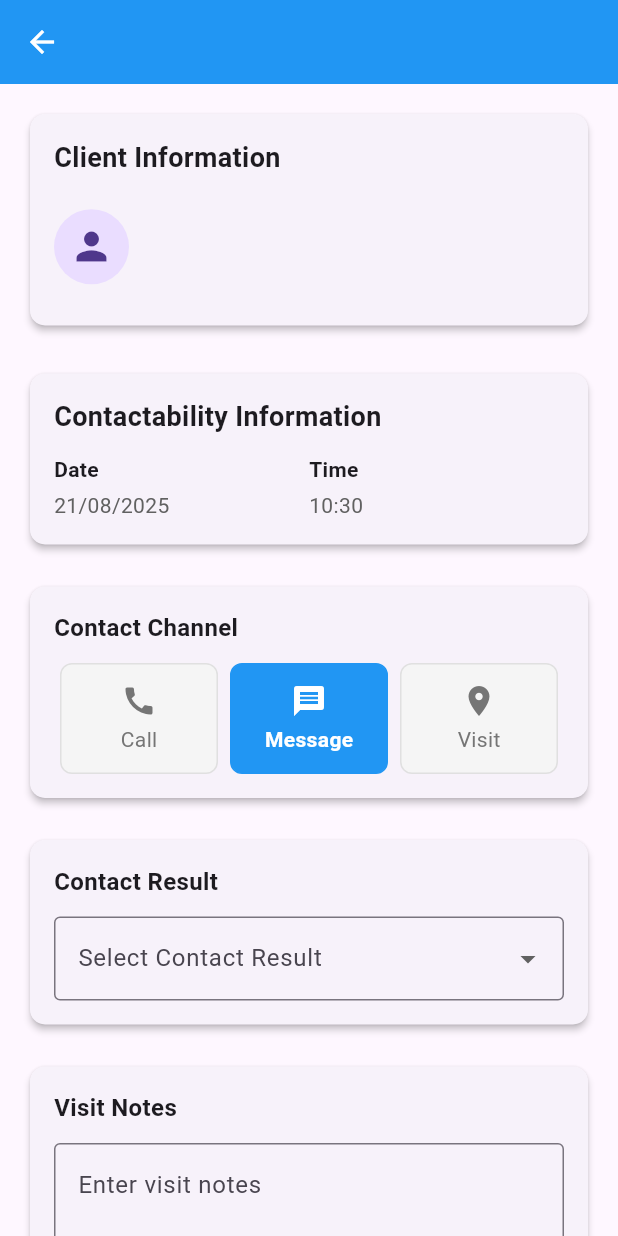
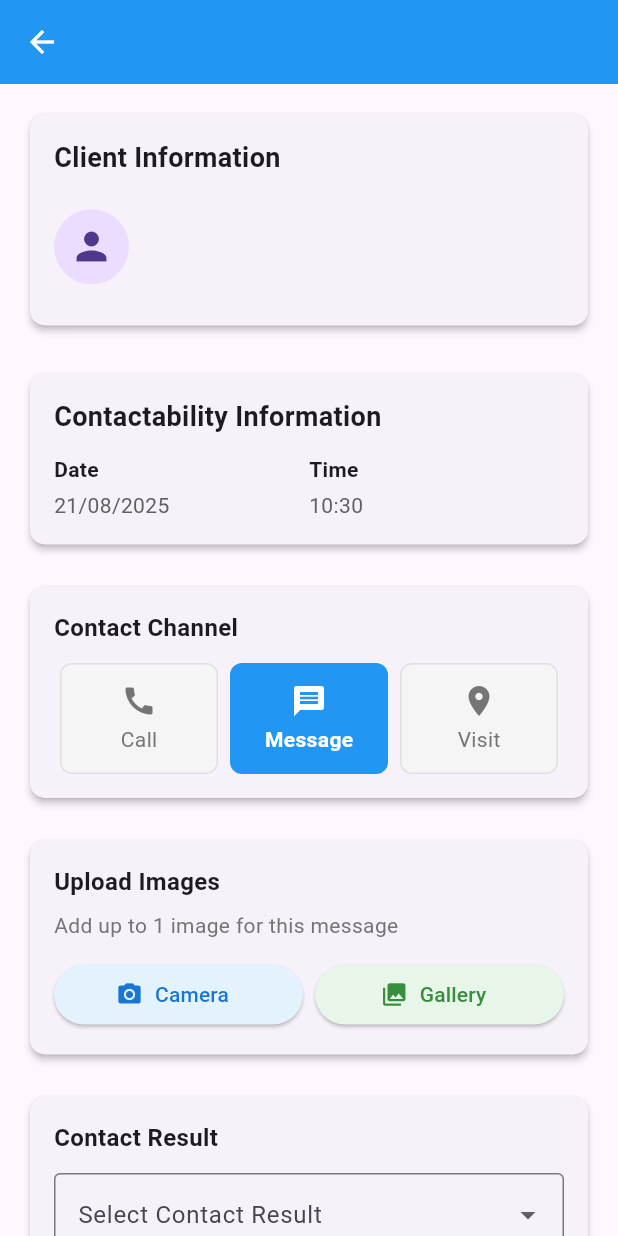
Before and after one commit to raphaelskor/fi-app-flutter, a Flutter app: the ContactabilityFormScreen screen opened directly with empty values, after a tap on "Message", on a phone screen of 412 x 824 dp. Run offline on Flutter 3.47's test engine with Material 3 defaults, Android fonts, the phone set to English and light mode, and no system bars; our stand-ins replace fl_chart, geolocator, image_picker, permission_handler, table_calendar; statements that could not run were skipped.

Commit message:
fix contactability history

```diff
--- a/lib/core/controllers/contactability_controller.dart
+++ b/lib/core/controllers/contactability_controller.dart
@@ -115,9 +115,9 @@ class ContactabilityController extends ChangeNotifier {
 
   // Load contactability history from Skorcard API
   Future<void> loadContactabilityHistory({bool refresh = false}) async {
-    if (_skorUserId == null || _skorUserId!.isEmpty || _skorUserId == 'null') {
+    if (_clientId == null || _clientId!.isEmpty) {
       debugPrint(
-          'No valid Skor User ID available for contactability history: $_skorUserId');
+          'No valid Client ID available for contactability history: $_clientId');
       _contactabilityHistory.clear();
       _setLoadingState(ContactabilityLoadingState.loaded);
       return;
@@ -132,14 +132,14 @@ class ContactabilityController extends ChangeNotifier {
       _setLoadingState(ContactabilityLoadingState.loading);
 
       debugPrint(
-          '📡 Fetching contactability history for Skor User ID: $_skorUserId');
+          '📡 Fetching contactability history for Client ID: $_clientId');
 
       // Fetch data from Skorcard API with error handling
       final List<Map<String, dynamic>> rawHistory;
       try {
-        rawHistory = await _apiService.fetchContactabilityHistory(_skorUserId!);
+        rawHistory = await _apiService.fetchContactabilityHistory(_clientId!);
         debugPrint(
-            '✅ Fetched ${rawHistory.length} contactability records for $_skorUserId');
+            '✅ Fetched ${rawHistory.length} contactability records for $_clientId');
       } catch (apiError) {
         debugPrint('❌ API Error fetching contactability history: $apiError');
         _contactabilityHistory.clear();
@@ -152,13 +152,8 @@ class ContactabilityController extends ChangeNotifier {
       for (final item in rawHistory) {
         try {
           final history = ContactabilityHistory.fromSkorcardApi(item);
-          // Ensure this record belongs to the current client
-          if (history.skorUserId == _skorUserId) {
-            historyList.add(history);
-          } else {
-            debugPrint(
-                '⚠️ Skipping record with mismatched skorUserId: ${history.skorUserId} vs $_skorUserId');
-          }
+          // Add all records since we're filtering by client ID in the API call
+          historyList.add(history);
         } catch (e) {
           debugPrint('Error parsing contactability history item: $e');
           // Skip this item and continue with others
@@ -196,6 +191,11 @@ class ContactabilityController extends ChangeNotifier {
     String? ptpAmount,
     DateTime? ptpDate,
   }) async {
+    if (_clientId == null || _clientId!.isEmpty) {
+      _setError('Client ID not available');
+      return false;
+    }
+
     if (_skorUserId == null || _skorUserId!.isEmpty) {
       _setError('User ID not available');
       return false;
@@ -369,8 +369,8 @@ class ContactabilityController extends ChangeNotifier {
   }
 
   // Image management methods
-  void addImage(File image) {
-    if (_selectedImages.length < 3) {
+  void addImage(File image, {int maxImages = 3}) {
+    if (_selectedImages.length < maxImages) {
       _selectedImages.add(image);
       notifyListeners();
     }
--- a/lib/core/services/api_service.dart
+++ b/lib/core/services/api_service.dart
@@ -371,30 +371,38 @@ class ApiService {
 
   // Fetch contactability history from Skorcard API
   Future<List<Map<String, dynamic>>> fetchContactabilityHistory(
-      String skorUserId) async {
+      String clientId) async {
     try {
       // Validate input
-      if (skorUserId.isEmpty || skorUserId.toLowerCase() == 'null') {
-        print('⚠️ Invalid skorUserId provided: $skorUserId');
+      if (clientId.isEmpty || clientId.toLowerCase() == 'null') {
+        print('⚠️ Invalid clientId provided: $clientId');
         return [];
       }
 
-      print('🔄 Fetching contactability history for user: $skorUserId');
+      print('🔄 Fetching contactability history for client: $clientId');
 
       final String baseUrl =
           'https://n8n.skorcard.app/webhook/0843b27d-6ead-4232-9499-adb2e09cc02e';
-      final String fullUrl = '$baseUrl?skor_user_id=$skorUserId';
 
-      print('🌐 Request URL: $fullUrl');
-      print('🔑 Skor User ID: $skorUserId');
+      // Prepare request body with client ID
+      final Map<String, dynamic> requestBody = {
+        'id': clientId,
+      };
 
-      final response = await _client.get(
-        Uri.parse(fullUrl),
-        headers: {
-          'Content-Type': 'application/json',
-          'Accept': 'application/json',
-        },
-      ).timeout(const Duration(seconds: 30));
+      print('🌐 Request URL: $baseUrl');
+      print('🔑 Client ID: $clientId');
+      print('📄 Request Body: $requestBody');
+
+      final response = await _client
+          .post(
+            Uri.parse(baseUrl),
+            headers: {
+              'Content-Type': 'application/json',
+              'Accept': 'application/json',
+            },
+            body: json.encode(requestBody),
+          )
+          .timeout(const Duration(seconds: 30));
 
       print('📊 Response Status: ${response.statusCode}');
       print('📄 Response Headers: ${response.headers}');
--- a/lib/screens/contactability_form_screen.dart
+++ b/lib/screens/contactability_form_screen.dart
@@ -102,6 +102,10 @@ class _ContactabilityFormScreenState extends State<ContactabilityFormScreen> {
                     const SizedBox(height: 20),
                     _buildVisitBySkorTeamSection(controller),
                     const SizedBox(height: 20),
+                    _buildImageUploadSection(controller),
+                    const SizedBox(height: 20),
+                  ],
+                  if (_selectedChannel == ContactabilityChannel.message) ...[
                     _buildImageUploadSection(controller),
                     const SizedBox(height: 20),
                   ],
@@ -325,6 +329,15 @@ class _ContactabilityFormScreenState extends State<ContactabilityFormScreen> {
         controller.setSelectedChannel(channel);
         setState(() {
           _selectedChannel = channel;
+          // Clear images when switching channels to respect new limits
+          if (channel == ContactabilityChannel.message &&
+              controller.selectedImages.length > 1) {
+            // If switching to message and have more than 1 image, clear all
+            controller.clearImages();
+          } else if (channel == ContactabilityChannel.call) {
+            // If switching to call (no images allowed), clear all
+            controller.clearImages();
+          }
         });
       },
       child: Container(
@@ -597,6 +610,12 @@ class _ContactabilityFormScreenState extends State<ContactabilityFormScreen> {
   }
 
   Widget _buildImageUploadSection(ContactabilityController controller) {
+    // Determine maximum images based on channel
+    final int maxImages =
+        _selectedChannel == ContactabilityChannel.visit ? 3 : 1;
+    final String channelName =
+        _selectedChannel == ContactabilityChannel.visit ? 'visit' : 'message';
+
     return Card(
       elevation: 2,
       shape: RoundedRectangleBorder(borderRadius: BorderRadius.circular(10)),
@@ -611,7 +630,7 @@ class _ContactabilityFormScreenState extends State<ContactabilityFormScreen> {
             ),
             const SizedBox(height: 8),
             Text(
-              'Add up to 3 images for this visit',
+              'Add up to $maxImages ${maxImages == 1 ? 'image' : 'images'} for this $channelName',
               style: TextStyle(fontSize: 14, color: Colors.grey[600]),
             ),
             const SizedBox(height: 12),
@@ -669,7 +688,7 @@ class _ContactabilityFormScreenState extends State<ContactabilityFormScreen> {
             // Add image buttons
             Row(
               children: [
-                if (controller.selectedImages.length < 3) ...[
+                if (controller.selectedImages.length < maxImages) ...[
                   Expanded(
                     child: ElevatedButton.icon(
                       onPressed: () =>
@@ -696,10 +715,10 @@ class _ContactabilityFormScreenState extends State<ContactabilityFormScreen> {
                     ),
                   ),
                 ],
-                if (controller.selectedImages.length >= 3)
+                if (controller.selectedImages.length >= maxImages)
                   Expanded(
                     child: Text(
-                      'Maximum 3 images reached',
+                      'Maximum $maxImages ${maxImages == 1 ? 'image' : 'images'} reached',
                       style: TextStyle(
                         color: Colors.grey[600],
                         fontStyle: FontStyle.italic,
@@ -945,6 +964,24 @@ class _ContactabilityFormScreenState extends State<ContactabilityFormScreen> {
   Future<void> _pickImage(
       ImageSource source, ContactabilityController controller) async {
     try {
+      // Determine maximum images based on channel
+      final int maxImages =
+          _selectedChannel == ContactabilityChannel.visit ? 3 : 1;
+
+      // Check if maximum limit is reached
+      if (controller.selectedImages.length >= maxImages) {
+        if (mounted) {
+          ScaffoldMessenger.of(context).showSnackBar(
+            SnackBar(
+              content: Text(
+                  'Maximum $maxImages ${maxImages == 1 ? 'image' : 'images'} reached'),
+              backgroundColor: Colors.orange,
+            ),
+          );
+        }
+        return;
+      }
+
       final ImagePicker picker = ImagePicker();
       final XFile? image = await picker.pickImage(
         source: source,
@@ -955,7 +992,7 @@ class _ContactabilityFormScreenState extends State<ContactabilityFormScreen> {
 
       if (image != null) {
         final File imageFile = File(image.path);
-        controller.addImage(imageFile);
+        controller.addImage(imageFile, maxImages: maxImages);
       }
     } catch (e) {
       if (mounted) {
```
Also changed, not shown: 1 other file.
